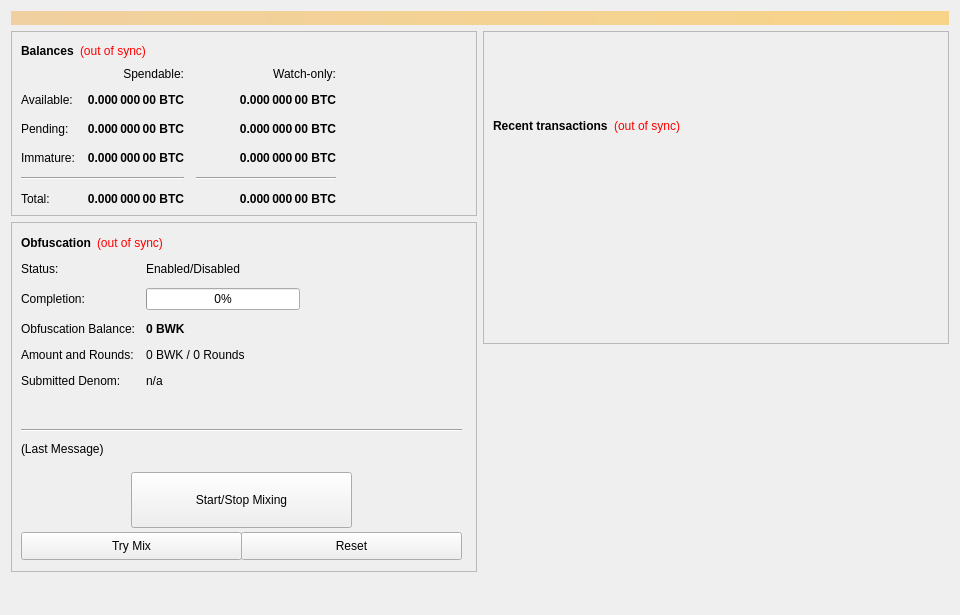
The window that src/qt/forms/overviewpage.ui (bulwark-crypto/Bulwark) describes before a commit, drawn with Qt 5.
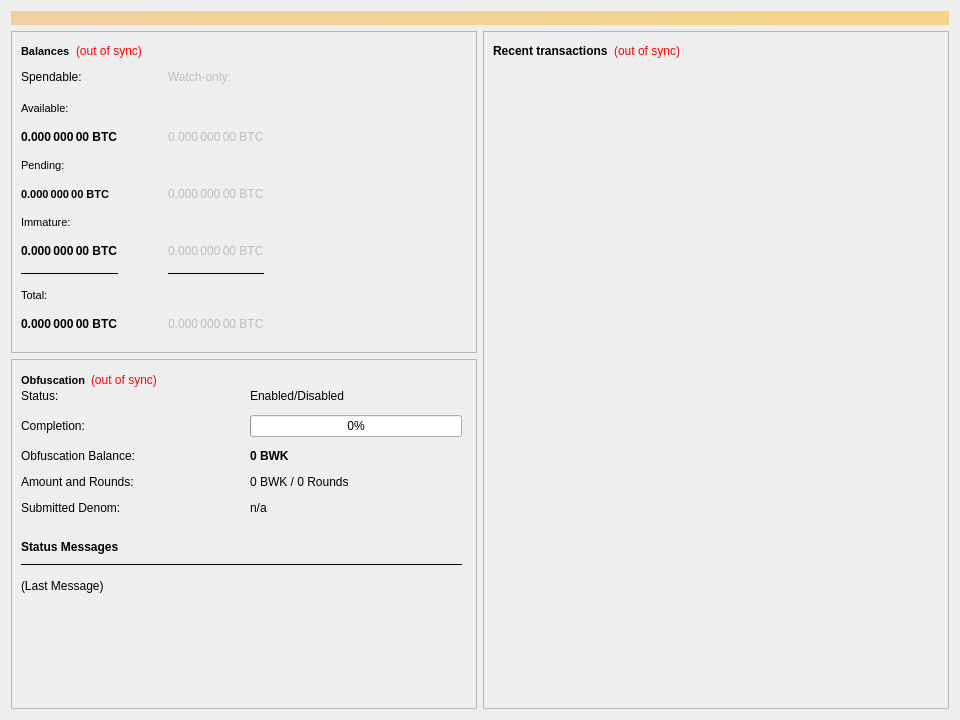
The same window after the commit. Custom widgets are drawn as their Qt base class.

```diff
--- a/src/qt/forms/overviewpage.ui
+++ b/src/qt/forms/overviewpage.ui
@@ -7,7 +7,7 @@
     <x>0</x>
     <y>0</y>
     <width>960</width>
-    <height>615</height>
+    <height>720</height>
    </rect>
   </property>
   <property name="minimumSize">
@@ -40,8 +40,11 @@
     <layout class="QHBoxLayout" name="horizontalLayout" stretch="1,1">
      <item>
       <layout class="QVBoxLayout" name="verticalLayout_2">
+       <property name="spacing">
+        <number>6</number>
+       </property>
        <item>
-        <widget class="QFrame" name="frame">
+        <widget class="QFrame" name="frame_Balances">
          <property name="frameShape">
           <enum>QFrame::StyledPanel</enum>
          </property>
@@ -52,11 +55,15 @@
           <item>
            <layout class="QHBoxLayout" name="horizontalLayout_4">
             <item>
-             <widget class="QLabel" name="label_5">
+             <widget class="QLabel" name="BalanceTitle">
               <property name="font">
                <font>
+                <pointsize>8</pointsize>
                 <weight>75</weight>
+                <italic>false</italic>
                 <bold>true</bold>
+                <underline>false</underline>
+                <stylestrategy>PreferDefault</stylestrategy>
                </font>
               </property>
               <property name="text">
@@ -78,9 +85,6 @@
               <property name="text">
                <string notr="true">(out of sync)</string>
               </property>
-              <property name="alignment">
-               <set>Qt::AlignLeading|Qt::AlignLeft|Qt::AlignVCenter</set>
-              </property>
              </widget>
             </item>
             <item>
@@ -90,7 +94,7 @@
               </property>
               <property name="sizeHint" stdset="0">
                <size>
-                <width>40</width>
+                <width>30</width>
                 <height>20</height>
                </size>
               </property>
@@ -100,298 +104,332 @@
           </item>
           <item>
            <layout class="QGridLayout" name="gridLayout">
-            <property name="spacing">
-             <number>12</number>
+            <property name="horizontalSpacing">
+             <number>50</number>
             </property>
-            <item row="2" column="2">
+            <property name="verticalSpacing">
+             <number>15</number>
+            </property>
+            <item row="0" column="0">
+             <widget class="QLabel" name="labelSpendable">
+              <property name="text">
+               <string>Spendable:</string>
+              </property>
+             </widget>
+            </item>
+            <item row="10" column="0">
+             <widget class="QLabel" name="labelTotal">
+              <property name="font">
+               <font>
+                <weight>75</weight>
+                <bold>true</bold>
+               </font>
+              </property>
+              <property name="toolTip">
+               <string>Your current total balance</string>
+              </property>
+              <property name="text">
+               <string notr="true">0.000 000 00 BTC</string>
+              </property>
+              <property name="textInteractionFlags">
+               <set>Qt::NoTextInteraction</set>
+              </property>
+             </widget>
+            </item>
+            <item row="2" column="0">
+             <widget class="QLabel" name="labelBalance">
+              <property name="font">
+               <font>
+                <weight>75</weight>
+                <bold>true</bold>
+               </font>
+              </property>
+              <property name="toolTip">
+               <string>Your current spendable balance</string>
+              </property>
+              <property name="text">
+               <string notr="true">0.000 000 00 BTC</string>
+              </property>
+              <property name="textInteractionFlags">
+               <set>Qt::NoTextInteraction</set>
+              </property>
+             </widget>
+            </item>
+            <item row="4" column="1">
              <widget class="QLabel" name="labelWatchPending">
+              <property name="enabled">
+               <bool>false</bool>
+              </property>
               <property name="font">
                <font>
-                <weight>75</weight>
-                <bold>true</bold>
+                <weight>50</weight>
+                <bold>false</bold>
                </font>
               </property>
-              <property name="cursor">
-               <cursorShape>IBeamCursor</cursorShape>
-              </property>
               <property name="toolTip">
                <string>Unconfirmed transactions to watch-only addresses</string>
               </property>
               <property name="text">
                <string notr="true">0.000 000 00 BTC</string>
               </property>
-              <property name="alignment">
-               <set>Qt::AlignRight|Qt::AlignTrailing|Qt::AlignVCenter</set>
-              </property>
               <property name="textInteractionFlags">
-               <set>Qt::LinksAccessibleByMouse|Qt::TextSelectableByKeyboard|Qt::TextSelectableByMouse</set>
+               <set>Qt::NoTextInteraction</set>
               </property>
              </widget>
             </item>
-            <item row="2" column="1">
+            <item row="4" column="0">
              <widget class="QLabel" name="labelUnconfirmed">
               <property name="font">
                <font>
+                <pointsize>8</pointsize>
                 <weight>75</weight>
                 <bold>true</bold>
                </font>
               </property>
-              <property name="cursor">
-               <cursorShape>IBeamCursor</cursorShape>
-              </property>
               <property name="toolTip">
                <string>Total of transactions that have yet to be confirmed, and do not yet count toward the spendable balance</string>
               </property>
               <property name="text">
                <string notr="true">0.000 000 00 BTC</string>
               </property>
-              <property name="alignment">
-               <set>Qt::AlignRight|Qt::AlignTrailing|Qt::AlignVCenter</set>
-              </property>
               <property name="textInteractionFlags">
-               <set>Qt::LinksAccessibleByMouse|Qt::TextSelectableByKeyboard|Qt::TextSelectableByMouse</set>
+               <set>Qt::NoTextInteraction</set>
               </property>
              </widget>
             </item>
-            <item row="3" column="2">
+            <item row="0" column="1">
+             <widget class="QLabel" name="labelWatchonly">
+              <property name="enabled">
+               <bool>false</bool>
+              </property>
+              <property name="text">
+               <string>Watch-only:</string>
+              </property>
+             </widget>
+            </item>
+            <item row="6" column="1">
              <widget class="QLabel" name="labelWatchImmature">
+              <property name="enabled">
+               <bool>false</bool>
+              </property>
               <property name="font">
                <font>
-                <weight>75</weight>
-                <bold>true</bold>
+                <weight>50</weight>
+                <bold>false</bold>
                </font>
               </property>
-              <property name="cursor">
-               <cursorShape>IBeamCursor</cursorShape>
-              </property>
               <property name="toolTip">
                <string>Staked or masternode rewards in watch-only addresses that has not yet matured</string>
               </property>
               <property name="text">
                <string notr="true">0.000 000 00 BTC</string>
               </property>
-              <property name="alignment">
-               <set>Qt::AlignRight|Qt::AlignTrailing|Qt::AlignVCenter</set>
-              </property>
               <property name="textInteractionFlags">
-               <set>Qt::LinksAccessibleByMouse|Qt::TextSelectableByKeyboard|Qt::TextSelectableByMouse</set>
+               <set>Qt::NoTextInteraction</set>
               </property>
              </widget>
             </item>
-            <item row="4" column="0" colspan="2">
+            <item row="8" column="0">
              <widget class="Line" name="lineSpendableBalance">
-              <property name="orientation">
-               <enum>Qt::Horizontal</enum>
+              <property name="enabled">
+               <bool>true</bool>
               </property>
-             </widget>
-            </item>
-            <item row="4" column="2">
-             <widget class="Line" name="lineWatchBalance">
               <property name="sizePolicy">
                <sizepolicy hsizetype="Preferred" vsizetype="Fixed">
                 <horstretch>0</horstretch>
                 <verstretch>0</verstretch>
                </sizepolicy>
               </property>
-              <property name="minimumSize">
+              <property name="maximumSize">
                <size>
-                <width>140</width>
-                <height>0</height>
+                <width>16777215</width>
+                <height>1</height>
                </size>
               </property>
-              <property name="orientation">
-               <enum>Qt::Horizontal</enum>
+              <property name="frameShadow">
+               <enum>QFrame::Plain</enum>
               </property>
-             </widget>
-            </item>
-            <item row="5" column="0">
-             <widget class="QLabel" name="labelTotalText">
-              <property name="text">
-               <string>Total:</string>
-              </property>
-             </widget>
-            </item>
-            <item row="3" column="1">
-             <widget class="QLabel" name="labelImmature">
-              <property name="font">
-               <font>
-                <weight>75</weight>
-                <bold>true</bold>
-               </font>
-              </property>
-              <property name="cursor">
-               <cursorShape>IBeamCursor</cursorShape>
-              </property>
-              <property name="toolTip">
-               <string>Staked or masternode rewards that has not yet matured</string>
-              </property>
-              <property name="text">
-               <string notr="true">0.000 000 00 BTC</string>
-              </property>
-              <property name="alignment">
-               <set>Qt::AlignRight|Qt::AlignTrailing|Qt::AlignVCenter</set>
-              </property>
-              <property name="textInteractionFlags">
-               <set>Qt::LinksAccessibleByMouse|Qt::TextSelectableByKeyboard|Qt::TextSelectableByMouse</set>
-              </property>
-             </widget>
-            </item>
-            <item row="2" column="3">
-             <spacer name="horizontalSpacer_2">
               <property name="orientation">
                <enum>Qt::Horizontal</enum>
               </property>
-              <property name="sizeHint" stdset="0">
-               <size>
-                <width>40</width>
-                <height>20</height>
-               </size>
-              </property>
-             </spacer>
-            </item>
-            <item row="3" column="0">
-             <widget class="QLabel" name="labelImmatureText">
-              <property name="text">
-               <string>Immature:</string>
-              </property>
              </widget>
             </item>
-            <item row="5" column="1">
-             <widget class="QLabel" name="labelTotal">
-              <property name="font">
-               <font>
-                <weight>75</weight>
-                <bold>true</bold>
-               </font>
-              </property>
-              <property name="cursor">
-               <cursorShape>IBeamCursor</cursorShape>
-              </property>
-              <property name="toolTip">
-               <string>Your current total balance</string>
-              </property>
-              <property name="text">
-               <string notr="true">0.000 000 00 BTC</string>
-              </property>
-              <property name="alignment">
-               <set>Qt::AlignRight|Qt::AlignTrailing|Qt::AlignVCenter</set>
-              </property>
-              <property name="textInteractionFlags">
-               <set>Qt::LinksAccessibleByMouse|Qt::TextSelectableByKeyboard|Qt::TextSelectableByMouse</set>
-              </property>
-             </widget>
-            </item>
-            <item row="5" column="2">
+            <item row="10" column="1">
              <widget class="QLabel" name="labelWatchTotal">
+              <property name="enabled">
+               <bool>false</bool>
+              </property>
               <property name="font">
                <font>
-                <weight>75</weight>
-                <bold>true</bold>
+                <weight>50</weight>
+                <bold>false</bold>
                </font>
               </property>
-              <property name="cursor">
-               <cursorShape>IBeamCursor</cursorShape>
-              </property>
               <property name="toolTip">
                <string>Current total balance in watch-only addresses</string>
               </property>
               <property name="text">
                <string notr="true">0.000 000 00 BTC</string>
               </property>
-              <property name="alignment">
-               <set>Qt::AlignRight|Qt::AlignTrailing|Qt::AlignVCenter</set>
-              </property>
               <property name="textInteractionFlags">
-               <set>Qt::LinksAccessibleByMouse|Qt::TextSelectableByKeyboard|Qt::TextSelectableByMouse</set>
+               <set>Qt::NoTextInteraction</set>
+              </property>
+             </widget>
+            </item>
+            <item row="8" column="1">
+             <widget class="Line" name="lineWatchOnlyBalance">
+              <property name="enabled">
+               <bool>true</bool>
+              </property>
+              <property name="sizePolicy">
+               <sizepolicy hsizetype="Preferred" vsizetype="Fixed">
+                <horstretch>0</horstretch>
+                <verstretch>0</verstretch>
+               </sizepolicy>
+              </property>
+              <property name="maximumSize">
+               <size>
+                <width>16777215</width>
+                <height>1</height>
+               </size>
+              </property>
+              <property name="frameShadow">
+               <enum>QFrame::Plain</enum>
+              </property>
+              <property name="orientation">
+               <enum>Qt::Horizontal</enum>
               </property>
              </widget>
             </item>
             <item row="0" column="2">
-             <widget class="QLabel" name="labelWatchonly">
-              <property name="text">
-               <string>Watch-only:</string>
+             <spacer name="horizontalSpacer_2">
+              <property name="orientation">
+               <enum>Qt::Horizontal</enum>
               </property>
-              <property name="alignment">
-               <set>Qt::AlignRight|Qt::AlignTrailing|Qt::AlignVCenter</set>
+              <property name="sizeType">
+               <enum>QSizePolicy::Expanding</enum>
               </property>
-             </widget>
-            </item>
-            <item row="1" column="0">
-             <widget class="QLabel" name="labelBalanceText">
-              <property name="text">
-               <string>Available:</string>
+              <property name="sizeHint" stdset="0">
+               <size>
+                <width>30</width>
+                <height>20</height>
+               </size>
               </property>
-             </widget>
+             </spacer>
             </item>
-            <item row="1" column="1">
-             <widget class="QLabel" name="labelBalance">
+            <item row="6" column="0">
+             <widget class="QLabel" name="labelImmature">
               <property name="font">
                <font>
                 <weight>75</weight>
                 <bold>true</bold>
                </font>
               </property>
-              <property name="cursor">
-               <cursorShape>IBeamCursor</cursorShape>
-              </property>
               <property name="toolTip">
-               <string>Your current spendable balance</string>
+               <string>Staked or masternode rewards that has not yet matured</string>
+              </property>
+              <property name="layoutDirection">
+               <enum>Qt::LeftToRight</enum>
               </property>
               <property name="text">
                <string notr="true">0.000 000 00 BTC</string>
               </property>
-              <property name="alignment">
-               <set>Qt::AlignRight|Qt::AlignTrailing|Qt::AlignVCenter</set>
-              </property>
               <property name="textInteractionFlags">
-               <set>Qt::LinksAccessibleByMouse|Qt::TextSelectableByKeyboard|Qt::TextSelectableByMouse</set>
+               <set>Qt::NoTextInteraction</set>
               </property>
              </widget>
             </item>
-            <item row="1" column="2">
+            <item row="2" column="1">
              <widget class="QLabel" name="labelWatchAvailable">
+              <property name="enabled">
+               <bool>false</bool>
+              </property>
               <property name="font">
                <font>
-                <weight>75</weight>
-                <bold>true</bold>
+                <weight>50</weight>
+                <bold>false</bold>
                </font>
               </property>
-              <property name="cursor">
-               <cursorShape>IBeamCursor</cursorShape>
-              </property>
               <property name="toolTip">
                <string>Your current balance in watch-only addresses</string>
               </property>
               <property name="text">
                <string notr="true">0.000 000 00 BTC</string>
               </property>
-              <property name="alignment">
-               <set>Qt::AlignRight|Qt::AlignTrailing|Qt::AlignVCenter</set>
-              </property>
               <property name="textInteractionFlags">
-               <set>Qt::LinksAccessibleByMouse|Qt::TextSelectableByKeyboard|Qt::TextSelectableByMouse</set>
+               <set>Qt::NoTextInteraction</set>
               </property>
              </widget>
             </item>
-            <item row="2" column="0">
+            <item row="9" column="0" colspan="3">
+             <widget class="QLabel" name="labelTotalText">
+              <property name="font">
+               <font>
+                <pointsize>8</pointsize>
+               </font>
+              </property>
+              <property name="text">
+               <string>Total:</string>
+              </property>
+             </widget>
+            </item>
+            <item row="3" column="0" colspan="3">
              <widget class="QLabel" name="labelPendingText">
+              <property name="font">
+               <font>
+                <pointsize>8</pointsize>
+                <kerning>true</kerning>
+               </font>
+              </property>
               <property name="text">
                <string>Pending:</string>
               </property>
              </widget>
             </item>
-            <item row="0" column="1">
-             <widget class="QLabel" name="labelSpendable">
+            <item row="1" column="0" colspan="3">
+             <widget class="QLabel" name="labelBalanceText">
+              <property name="font">
+               <font>
+                <pointsize>8</pointsize>
+                <weight>50</weight>
+                <bold>false</bold>
+               </font>
+              </property>
               <property name="text">
-               <string>Spendable:</string>
+               <string>Available:</string>
               </property>
-              <property name="alignment">
-               <set>Qt::AlignRight|Qt::AlignTrailing|Qt::AlignVCenter</set>
+             </widget>
+            </item>
+            <item row="5" column="0" colspan="3">
+             <widget class="QLabel" name="labelImmatureText">
+              <property name="font">
+               <font>
+                <pointsize>8</pointsize>
+               </font>
+              </property>
+              <property name="text">
+               <string>Immature:</string>
               </property>
              </widget>
             </item>
            </layout>
           </item>
+          <item>
+           <spacer name="verticalSpacer_2">
+            <property name="orientation">
+             <enum>Qt::Vertical</enum>
+            </property>
+            <property name="sizeType">
+             <enum>QSizePolicy::Expanding</enum>
+            </property>
+            <property name="sizeHint" stdset="0">
+             <size>
+              <width>20</width>
+              <height>30</height>
+             </size>
+            </property>
+           </spacer>
+          </item>
          </layout>
         </widget>
        </item>
@@ -416,50 +454,105 @@
           <property name="geometry">
            <rect>
             <x>10</x>
-            <y>40</y>
-            <width>451</width>
-            <height>161</height>
+            <y>30</y>
+            <width>441</width>
+            <height>135</height>
            </rect>
           </property>
-          <layout class="QFormLayout" name="formLayout">
+          <layout class="QFormLayout" name="obfuscationStatusLayout">
            <property name="fieldGrowthPolicy">
             <enum>QFormLayout::AllNonFixedFieldsGrow</enum>
            </property>
            <property name="horizontalSpacing">
-            <number>11</number>
+            <number>115</number>
            </property>
            <property name="verticalSpacing">
             <number>12</number>
            </property>
            <item row="0" column="0">
             <widget class="QLabel" name="label_6">
+             <property name="font">
+              <font>
+               <weight>50</weight>
+               <bold>false</bold>
+              </font>
+             </property>
              <property name="text">
               <string>Status:</string>
              </property>
             </widget>
            </item>
+           <item row="0" column="1">
+            <widget class="QLabel" name="obfuscationEnabled">
+             <property name="font">
+              <font>
+               <weight>50</weight>
+               <bold>false</bold>
+              </font>
+             </property>
+             <property name="text">
+              <string>Enabled/Disabled</string>
+             </property>
+            </widget>
+           </item>
            <item row="1" column="0">
             <widget class="QLabel" name="label_7">
+             <property name="font">
+              <font>
+               <weight>50</weight>
+               <bold>false</bold>
+              </font>
+             </property>
              <property name="text">
               <string>Completion:</string>
              </property>
+             <property name="alignment">
+              <set>Qt::AlignLeading|Qt::AlignLeft|Qt::AlignVCenter</set>
+             </property>
             </widget>
            </item>
            <item row="1" column="1">
             <widget class="QProgressBar" name="obfuscationProgress">
-             <property name="maximumSize">
+             <property name="enabled">
+              <bool>true</bool>
+             </property>
+             <property name="minimumSize">
               <size>
                <width>154</width>
+               <height>0</height>
+              </size>
+             </property>
+             <property name="maximumSize">
+              <size>
+               <width>220</width>
                <height>16777215</height>
               </size>
              </property>
+             <property name="font">
+              <font>
+               <weight>50</weight>
+               <bold>false</bold>
+              </font>
+             </property>
              <property name="value">
               <number>0</number>
              </property>
+             <property name="alignment">
+              <set>Qt::AlignCenter</set>
+             </property>
+             <property name="invertedAppearance">
+              <bool>false</bool>
+             </property>
             </widget>
            </item>
            <item row="2" column="0">
             <widget class="QLabel" name="labelAnonymizedText">
+             <property name="font">
+              <font>
+               <weight>50</weight>
+               <bold>false</bold>
+              </font>
+             </property>
              <property name="text">
               <string>Obfuscation Balance:</string>
              </property>
@@ -480,6 +573,12 @@
            </item>
            <item row="3" column="0">
             <widget class="QLabel" name="label_8">
+             <property name="font">
+              <font>
+               <weight>50</weight>
+               <bold>false</bold>
+              </font>
+             </property>
              <property name="text">
               <string>Amount and Rounds:</string>
              </property>
@@ -487,6 +586,12 @@
            </item>
            <item row="3" column="1">
             <widget class="QLabel" name="labelAmountRounds">
+             <property name="font">
+              <font>
+               <weight>50</weight>
+               <bold>false</bold>
+              </font>
+             </property>
              <property name="text">
               <string>0 BWK / 0 Rounds</string>
              </property>
@@ -494,6 +599,12 @@
            </item>
            <item row="4" column="0">
             <widget class="QLabel" name="label_9">
+             <property name="font">
+              <font>
+               <weight>50</weight>
+               <bold>false</bold>
+              </font>
+             </property>
              <property name="text">
               <string>Submitted Denom:</string>
              </property>
@@ -501,6 +612,12 @@
            </item>
            <item row="4" column="1">
             <widget class="QLabel" name="labelSubmittedDenom">
+             <property name="font">
+              <font>
+               <weight>50</weight>
+               <bold>false</bold>
+              </font>
+             </property>
              <property name="toolTip">
               <string>The denominations you submitted to the Masternode.&lt;br&gt;To mix, other users must submit the exact same denominations.</string>
              </property>
@@ -509,16 +626,9 @@
              </property>
             </widget>
            </item>
-           <item row="0" column="1">
-            <widget class="QLabel" name="obfuscationEnabled">
-             <property name="text">
-              <string>Enabled/Disabled</string>
-             </property>
-            </widget>
-           </item>
           </layout>
          </widget>
-         <widget class="QPushButton" name="runAutoDenom">
+         <widget class="QtMaterialFlatButton" name="runAutoDenom" native="true">
           <property name="geometry">
            <rect>
             <x>251</x>
@@ -948,20 +1058,20 @@
           <property name="autoFillBackground">
            <bool>true</bool>
           </property>
-          <property name="text">
+          <property name="text" stdset="0">
            <string/>
           </property>
-          <property name="flat">
+          <property name="flat" stdset="0">
            <bool>true</bool>
           </property>
          </widget>
-         <widget class="QPushButton" name="toggleObfuscation">
+         <widget class="QtMaterialFlatButton" name="toggleObfuscation" native="true">
           <property name="geometry">
            <rect>
-            <x>120</x>
-            <y>250</y>
-            <width>221</width>
-            <height>56</height>
+            <x>10</x>
+            <y>270</y>
+            <width>215</width>
+            <height>35</height>
            </rect>
           </property>
           <property name="sizePolicy">
@@ -970,19 +1080,25 @@
             <verstretch>0</verstretch>
            </sizepolicy>
           </property>
-          <property name="text">
-           <string>Start/Stop Mixing</string>
+          <property name="text" stdset="0">
+           <string>Start / Stop Obfuscation</string>
           </property>
          </widget>
          <widget class="Line" name="lineLastMessage">
+          <property name="enabled">
+           <bool>true</bool>
+          </property>
           <property name="geometry">
            <rect>
             <x>10</x>
-            <y>200</y>
+            <y>205</y>
             <width>441</width>
-            <height>16</height>
+            <height>1</height>
            </rect>
           </property>
+          <property name="frameShadow">
+           <enum>QFrame::Plain</enum>
+          </property>
           <property name="orientation">
            <enum>Qt::Horizontal</enum>
           </property>
@@ -992,8 +1108,8 @@
            <rect>
             <x>10</x>
             <y>220</y>
-            <width>451</width>
-            <height>61</height>
+            <width>441</width>
+            <height>43</height>
            </rect>
           </property>
           <property name="minimumSize">
@@ -1012,13 +1128,13 @@
            <bool>true</bool>
           </property>
          </widget>
-         <widget class="QPushButton" name="obfuscationAuto">
+         <widget class="QtMaterialFlatButton" name="obfuscationAuto" native="true">
           <property name="geometry">
            <rect>
             <x>10</x>
-            <y>310</y>
-            <width>221</width>
-            <height>28</height>
+            <y>315</y>
+            <width>215</width>
+            <height>35</height>
            </rect>
           </property>
           <property name="sizePolicy">
@@ -1030,17 +1146,17 @@
           <property name="toolTip">
            <string>Try to manually submit a Obfuscation request.</string>
           </property>
-          <property name="text">
+          <property name="text" stdset="0">
            <string>Try Mix</string>
           </property>
          </widget>
-         <widget class="QPushButton" name="obfuscationReset">
+         <widget class="QtMaterialFlatButton" name="obfuscationReset" native="true">
           <property name="geometry">
            <rect>
             <x>230</x>
-            <y>310</y>
-            <width>221</width>
-            <height>28</height>
+            <y>315</y>
+            <width>215</width>
+            <height>35</height>
            </rect>
           </property>
           <property name="sizePolicy">
@@ -1055,24 +1171,66 @@
           <property name="autoFillBackground">
            <bool>false</bool>
           </property>
-          <property name="text">
+          <property name="text" stdset="0">
            <string>Reset</string>
           </property>
          </widget>
+         <widget class="QLabel" name="ObfuscationStatusTitle">
+          <property name="geometry">
+           <rect>
+            <x>10</x>
+            <y>180</y>
+            <width>441</width>
+            <height>16</height>
+           </rect>
+          </property>
+          <property name="font">
+           <font>
+            <weight>75</weight>
+            <bold>true</bold>
+           </font>
+          </property>
+          <property name="text">
+           <string>Status Messages</string>
+          </property>
+         </widget>
+         <widget class="QtMaterialFlatButton" name="toggleStaking" native="true">
+          <property name="geometry">
+           <rect>
+            <x>230</x>
+            <y>270</y>
+            <width>215</width>
+            <height>35</height>
+           </rect>
+          </property>
+          <property name="sizePolicy">
+           <sizepolicy hsizetype="MinimumExpanding" vsizetype="Fixed">
+            <horstretch>0</horstretch>
+            <verstretch>0</verstretch>
+           </sizepolicy>
+          </property>
+          <property name="text" stdset="0">
+           <string>Enable Staking</string>
+          </property>
+         </widget>
          <widget class="QWidget" name="layoutWidget">
           <property name="geometry">
            <rect>
             <x>10</x>
             <y>10</y>
-            <width>431</width>
+            <width>451</width>
             <height>22</height>
            </rect>
           </property>
           <layout class="QHBoxLayout" name="horizontalLayout_5">
+           <property name="spacing">
+            <number>5</number>
+           </property>
            <item>
-            <widget class="QLabel" name="label_2">
+            <widget class="QLabel" name="ObfuscationTitle">
              <property name="font">
               <font>
+               <pointsize>8</pointsize>
                <weight>75</weight>
                <bold>true</bold>
               </font>
@@ -1084,6 +1242,14 @@
            </item>
            <item>
             <widget class="QLabel" name="labelObfuscationSyncStatus">
+             <property name="font">
+              <font>
+               <weight>50</weight>
+               <bold>false</bold>
+               <underline>false</underline>
+               <strikeout>false</strikeout>
+              </font>
+             </property>
              <property name="toolTip">
               <string>The displayed information may be out of date. Your wallet automatically synchronizes with the Bulwark network after a connection is established, but this process has not completed yet.</string>
              </property>
@@ -1103,9 +1269,12 @@
              <property name="orientation">
               <enum>Qt::Horizontal</enum>
              </property>
+             <property name="sizeType">
+              <enum>QSizePolicy::Expanding</enum>
+             </property>
              <property name="sizeHint" stdset="0">
               <size>
-               <width>40</width>
+               <width>30</width>
                <height>20</height>
               </size>
              </property>
@@ -1115,25 +1284,12 @@
          </widget>
         </widget>
        </item>
-       <item>
-        <spacer name="verticalSpacer">
-         <property name="orientation">
-          <enum>Qt::Vertical</enum>
-         </property>
-         <property name="sizeHint" stdset="0">
-          <size>
-           <width>20</width>
-           <height>40</height>
-          </size>
-         </property>
-        </spacer>
-       </item>
       </layout>
      </item>
      <item>
       <layout class="QVBoxLayout" name="verticalLayout_3">
        <item>
-        <widget class="QFrame" name="frame_2">
+        <widget class="QFrame" name="frame_RecentTransactions">
          <property name="frameShape">
           <enum>QFrame::StyledPanel</enum>
          </property>
@@ -1141,26 +1297,16 @@
           <enum>QFrame::Raised</enum>
          </property>
          <layout class="QVBoxLayout" name="verticalLayout">
-          <item>
-           <spacer name="verticalSpacer_3">
-            <property name="orientation">
-             <enum>Qt::Vertical</enum>
-            </property>
-            <property name="sizeType">
-             <enum>QSizePolicy::Fixed</enum>
-            </property>
-            <property name="sizeHint" stdset="0">
-             <size>
-              <width>20</width>
-              <height>75</height>
-             </size>
-            </property>
-           </spacer>
-          </item>
           <item>
            <layout class="QHBoxLayout" name="horizontalLayout_2">
             <item>
-             <widget class="QLabel" name="label_4">
+             <widget class="QLabel" name="RecentTitle">
+              <property name="sizePolicy">
+               <sizepolicy hsizetype="Maximum" vsizetype="Preferred">
+                <horstretch>0</horstretch>
+                <verstretch>0</verstretch>
+               </sizepolicy>
+              </property>
               <property name="font">
                <font>
                 <weight>75</weight>
@@ -1174,6 +1320,12 @@
             </item>
             <item>
              <widget class="QLabel" name="labelTransactionsStatus">
+              <property name="sizePolicy">
+               <sizepolicy hsizetype="Maximum" vsizetype="Preferred">
+                <horstretch>0</horstretch>
+                <verstretch>0</verstretch>
+               </sizepolicy>
+              </property>
               <property name="cursor">
                <cursorShape>WhatsThisCursor</cursorShape>
               </property>
@@ -1196,9 +1348,12 @@
               <property name="orientation">
                <enum>Qt::Horizontal</enum>
               </property>
+              <property name="sizeType">
+               <enum>QSizePolicy::Expanding</enum>
+              </property>
               <property name="sizeHint" stdset="0">
                <size>
-                <width>40</width>
+                <width>30</width>
                 <height>20</height>
                </size>
               </property>
@@ -1220,6 +1375,9 @@
             <property name="horizontalScrollBarPolicy">
              <enum>Qt::ScrollBarAlwaysOff</enum>
             </property>
+            <property name="alternatingRowColors">
+             <bool>false</bool>
+            </property>
             <property name="selectionMode">
              <enum>QAbstractItemView::NoSelection</enum>
             </property>
@@ -1228,28 +1386,19 @@
          </layout>
         </widget>
        </item>
-       <item>
-        <spacer name="verticalSpacer_2">
-         <property name="orientation">
-          <enum>Qt::Vertical</enum>
-         </property>
-         <property name="sizeType">
-          <enum>QSizePolicy::Expanding</enum>
-         </property>
-         <property name="sizeHint" stdset="0">
-          <size>
-           <width>20</width>
-           <height>40</height>
-          </size>
-         </property>
-        </spacer>
-       </item>
       </layout>
      </item>
     </layout>
    </item>
   </layout>
  </widget>
+ <customwidgets>
+  <customwidget>
+   <class>QtMaterialFlatButton</class>
+   <extends>QWidget</extends>
+   <header>qtmaterialflatbutton.h</header>
+  </customwidget>
+ </customwidgets>
  <resources/>
  <connections/>
 </ui>
```
